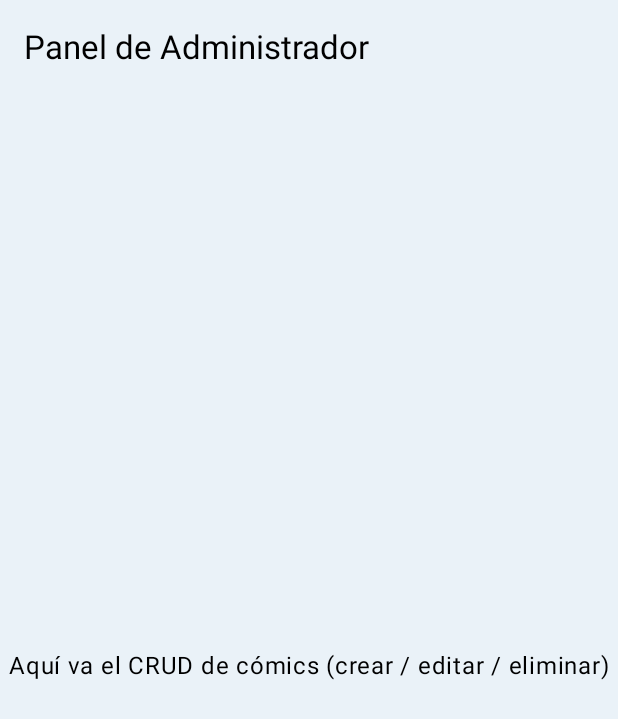
After one commit to brucespinoza/TiendaComics, an Android app built with Jetpack Compose: the AdminScreen screen opened through its navigation route, on a phone screen of 412 x 824 dp. The commit adds this screen. Shown: the top 719 px of the screen. Run offline under Robolectric (Android 15) with nearby library versions, the phone set to English and light mode, and no system bars.

Commit message:
añadir AdminScreen.kt solo un text para comprobar solo se puede ingresar en login con el correo y contraseña del admin modificandola ruta de NavGraph

```diff
--- a/app/src/main/java/com/example/tiendacomic/navigation/NavGraph.kt
+++ b/app/src/main/java/com/example/tiendacomic/navigation/NavGraph.kt
@@ -3,10 +3,14 @@ package com.example.tiendacomic.navigation
 
 
 import androidx.compose.runtime.Composable
+import androidx.lifecycle.viewmodel.compose.viewModel
 import androidx.navigation.NavHostController
 import androidx.navigation.compose.NavHost
 import androidx.navigation.compose.composable
 import com.example.tiendacomic.ui.screen.*
+import com.example.tiendacomic.ui.viewmodel.ModeloAutenticacion
+//
+import androidx.lifecycle.viewmodel.compose.viewModel
 
 
 
@@ -50,13 +54,29 @@ fun NavGraph(navController: NavHostController) {
                 onRegistroExitoso = { navController.navigate(Route.Login.path) },
                 onIrLogin = { navController.navigate(Route.Login.path) }
             )
-        }
+        }//
+
+        //aqui añadimos elo admin en modeloAutenticacion por rut
         composable(Route.Login.path) {
+            val vm: ModeloAutenticacion = viewModel()
+
             LoginScreenVm(
-                onLoginExitoso = { navController.navigate(Route.Catalogo.path) },
+                onLoginExitoso = {
+                    if (vm.ultimoRol == "admin") {
+                        navController.navigate(Route.Admin.path)
+                    } else {
+                        navController.navigate(Route.Catalogo.path)
+                    }
+                },
                 onIrRegistro = { navController.navigate(Route.Registro.path) }
             )
         }
 
+        //admin
+        composable(Route.Admin.path) {
+            AdminScreen()
+        }
+
+
     }
 }
--- /dev/null
+++ b/app/src/main/java/com/example/tiendacomic/ui/screen/AdminScreen.kt
@@ -0,0 +1,31 @@
+package com.example.tiendacomic.ui.screen
+
+
+
+import androidx.compose.material3.*
+import androidx.compose.runtime.Composable
+import androidx.compose.ui.Modifier
+import androidx.compose.foundation.layout.*
+import androidx.compose.ui.Alignment
+import androidx.compose.ui.unit.dp
+
+@OptIn(ExperimentalMaterial3Api::class)
+@Composable
+fun AdminScreen() {
+    Scaffold(
+        topBar = {
+            TopAppBar(
+                title = { Text("Panel de Administrador") }
+            )
+        }
+    ) { innerPadding ->
+        Box(
+            modifier = Modifier
+                .fillMaxSize()
+                .padding(innerPadding),
+            contentAlignment = Alignment.Center
+        ) {
+            Text("Aquí va el CRUD de cómics (crear / editar / eliminar)")
+        }
+    }
+}
```
Also changed, not shown: app/src/main/java/com/example/tiendacomic/ui/viewmodel/ModeloAutenticación.kt (+27 -3 lines).
